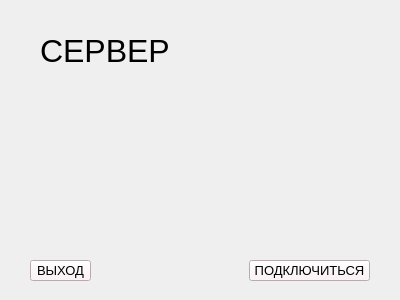
Before: the Qt Designer form recieverwindow.ui in ArcasHH/Project, drawn with Qt 5.
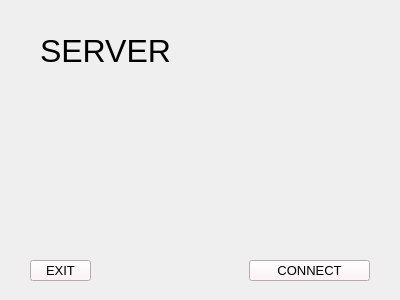
After: the same form once the commit is applied.

Diff of the .ui file:
```diff
--- a/recieverwindow.ui
+++ b/recieverwindow.ui
@@ -28,7 +28,7 @@
     </font>
    </property>
    <property name="text">
-    <string>СЕРВЕР</string>
+    <string>SERVER:</string>
    </property>
   </widget>
   <widget class="QLabel" name="StatusLabel">
@@ -62,7 +62,7 @@
     <string notr="true">background-color: rgb(255, 240, 245);</string>
    </property>
    <property name="text">
-    <string>ВЫХОД</string>
+    <string>EXIT</string>
    </property>
   </widget>
   <widget class="QPushButton" name="StartRecieve">
@@ -83,7 +83,7 @@
     <string notr="true">background-color: rgb(255, 240, 245);</string>
    </property>
    <property name="text">
-    <string>ПОДКЛЮЧИТЬСЯ</string>
+    <string>CONNECT</string>
    </property>
   </widget>
  </widget>
```
